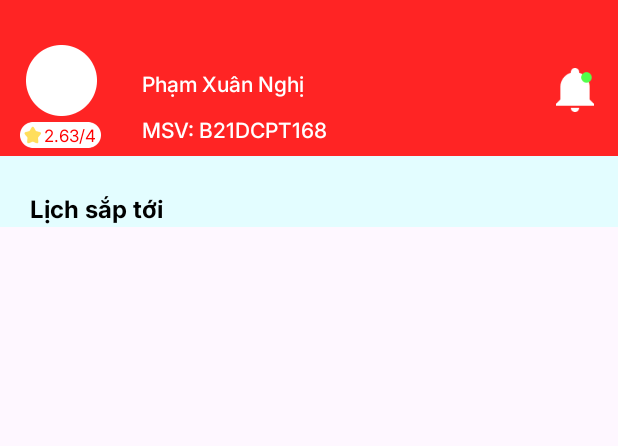
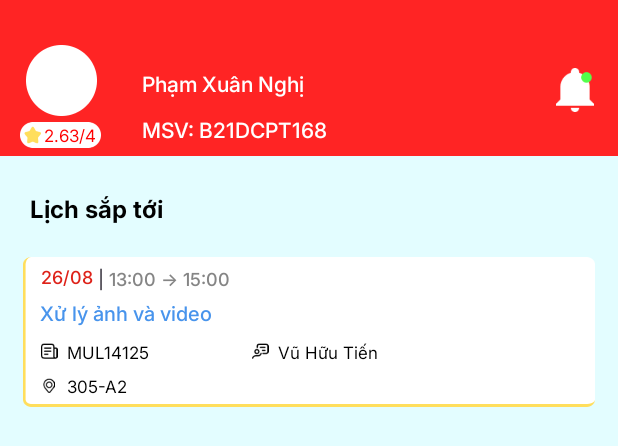
Before and after one commit to XuanNghi19/fake_slink_android, an Android app built with Jetpack Compose: the layout activity_home.xml on its own in the app's theme, with its tools: preview values and no code run, on a phone screen of 412 x 824 dp. Shown: the top 446 px of the screen. Run offline under Robolectric (Android 15) with nearby library versions, the phone set to English and light mode, and no system bars.

Commit message:
ItemTkbMiniAdapter

```diff
--- a/app/src/main/java/com/example/fake_slink/MainActivity.kt
+++ b/app/src/main/java/com/example/fake_slink/MainActivity.kt
@@ -1,13 +1,35 @@
 package com.example.fake_slink
 
+import android.content.Intent
 import android.os.Bundle
 import androidx.activity.ComponentActivity
 import androidx.activity.enableEdgeToEdge
+import androidx.core.view.ViewCompat
+import androidx.core.view.WindowInsetsCompat
+import com.example.fake_slink.activities.LoginActivity
+import kotlinx.coroutines.Dispatchers
+import kotlinx.coroutines.GlobalScope
+import kotlinx.coroutines.delay
+import kotlinx.coroutines.launch
+import kotlinx.coroutines.withContext
 
 class MainActivity : ComponentActivity() {
     override fun onCreate(savedInstanceState: Bundle?) {
         super.onCreate(savedInstanceState)
         enableEdgeToEdge()
         setContentView(R.layout.activity_main)
+        ViewCompat.setOnApplyWindowInsetsListener(findViewById(R.id.main_activity)) { v, insets ->
+            val systemBars = insets.getInsets(WindowInsetsCompat.Type.systemBars())
+            v.setPadding(systemBars.left, systemBars.top, systemBars.right, systemBars.bottom)
+            insets
+        }
+        GlobalScope.launch {
+            delay(3000)
+            withContext(Dispatchers.Main) {
+                val intent = Intent(this@MainActivity, LoginActivity::class.java)
+                startActivity(intent)
+                finish()
+            }
+        }
     }
 }
--- a/app/src/main/res/layout/activity_home.xml
+++ b/app/src/main/res/layout/activity_home.xml
@@ -5,7 +5,12 @@
     android:id="@+id/main"
     android:layout_width="match_parent"
     android:layout_height="match_parent"
+    android:background="@color/red1"
     tools:context=".activities.HomeActivity">
+    <ImageView
+        android:layout_width="match_parent"
+        android:layout_height="match_parent"
+        android:background="@color/blue_sky" />
     <ImageView
         android:id="@+id/header_home_bar"
         android:layout_width="match_parent"
@@ -89,9 +94,9 @@
         app:layout_constraintTop_toBottomOf="@id/header_home_bar">
         <androidx.constraintlayout.widget.ConstraintLayout
             android:layout_width="match_parent"
-            android:layout_height="810dp"
-            android:background="@color/blue_sky">
+            android:layout_height="810dp">
             <TextView
+                android:id="@+id/lich_sap_toi"
                 android:layout_width="wrap_content"
                 android:layout_height="wrap_content"
                 android:text="Lịch sắp tới"
@@ -102,6 +107,18 @@
                 app:layout_constraintTop_toTopOf="parent"
                 android:layout_marginTop="23dp"
                 android:layout_marginLeft="20dp"/>
+            <ListView
+                android:id="@+id/tkb"
+                android:layout_width="match_parent"
+                android:layout_height="match_parent"
+                android:scrollbars="none"
+                tools:listitem="@layout/item_tkb_mini"
+                android:layout_marginTop="20dp"
+                android:layout_marginStart="15dp"
+                android:layout_marginEnd="15dp"
+                app:layout_constraintTop_toBottomOf="@+id/lich_sap_toi"
+                app:layout_constraintStart_toStartOf="parent"
+                app:layout_constraintEnd_toEndOf="parent"/>
         </androidx.constraintlayout.widget.ConstraintLayout>
     </ScrollView>
 </androidx.constraintlayout.widget.ConstraintLayout>
--- /dev/null
+++ b/app/src/main/res/layout/item_tkb_mini.xml
@@ -0,0 +1,127 @@
+<?xml version="1.0" encoding="utf-8"?>
+<androidx.constraintlayout.widget.ConstraintLayout xmlns:android="http://schemas.android.com/apk/res/android"
+    android:layout_width="match_parent"
+    android:layout_height="100dp"
+    xmlns:app="http://schemas.android.com/apk/res-auto"
+    android:background="@drawable/list_tt">
+
+    <TextView
+        android:id="@+id/day"
+        android:layout_width="wrap_content"
+        android:layout_height="wrap_content"
+        android:layout_marginStart="12dp"
+        android:layout_marginTop="4dp"
+        android:fontFamily="@font/inter_medium"
+        android:text="26/08"
+        android:textColor="@color/red3"
+        android:textSize="12sp"
+        app:layout_constraintStart_toStartOf="parent"
+        app:layout_constraintTop_toTopOf="parent" />
+
+    <TextView
+        android:id="@+id/rectangle"
+        android:layout_width="wrap_content"
+        android:layout_height="wrap_content"
+        android:text="|"
+        android:textSize="12sp"
+        android:fontFamily="@font/inter_medium"
+        android:layout_marginStart="3dp"
+        android:layout_marginTop="5dp"
+        app:layout_constraintStart_toEndOf="@+id/day"
+        app:layout_constraintTop_toTopOf="parent"/>
+
+    <TextView
+        android:id="@+id/time"
+        android:layout_width="wrap_content"
+        android:layout_height="wrap_content"
+        android:layout_marginStart="3dp"
+        android:layout_marginTop="5dp"
+        android:fontFamily="@font/inter_medium"
+        android:text="13:00 -> 15:00"
+        android:textSize="12sp"
+        android:textColor="@color/gray_text"
+        app:layout_constraintStart_toEndOf="@+id/rectangle"
+        app:layout_constraintTop_toTopOf="parent" />
+
+    <TextView
+        android:id="@+id/subject_name"
+        android:layout_width="wrap_content"
+        android:layout_height="wrap_content"
+        android:layout_marginStart="11dp"
+        android:layout_marginTop="5dp"
+        android:fontFamily="@font/inter_medium"
+        android:text="Xử lý ảnh và video"
+        android:textSize="13sp"
+        android:textColor="@color/blue_text"
+        app:layout_constraintStart_toStartOf="parent"
+        app:layout_constraintTop_toBottomOf="@+id/day" />
+
+    <ImageView
+        android:id="@+id/icon_subject_id"
+        android:layout_width="12dp"
+        android:layout_height="10.8dp"
+        android:layout_marginStart="11dp"
+        android:layout_marginTop="10dp"
+        android:src="@drawable/subject_id_num"
+        android:textColor="@color/blue_text"
+        app:layout_constraintStart_toStartOf="parent"
+        app:layout_constraintTop_toBottomOf="@+id/subject_name" />
+    <TextView
+        android:id="@+id/text_subject_id"
+        android:layout_width="wrap_content"
+        android:layout_height="wrap_content"
+        android:layout_marginStart="6dp"
+        android:layout_marginTop="8dp"
+        android:fontFamily="@font/inter_regular"
+        android:text="MUL14125"
+        android:textSize="11sp"
+        android:textColor="@color/black"
+        app:layout_constraintStart_toEndOf="@id/icon_subject_id"
+        app:layout_constraintTop_toBottomOf="@+id/subject_name" />
+
+    <ImageView
+        android:id="@+id/icon_teacher"
+        android:layout_width="12dp"
+        android:layout_height="10.8dp"
+        android:layout_marginStart="152dp"
+        android:layout_marginTop="10dp"
+        android:src="@drawable/teacher"
+        android:textColor="@color/blue_text"
+        app:layout_constraintStart_toStartOf="parent"
+        app:layout_constraintTop_toBottomOf="@+id/subject_name" />
+    <TextView
+        android:id="@+id/text_teacher"
+        android:layout_width="wrap_content"
+        android:layout_height="wrap_content"
+        android:layout_marginStart="6dp"
+        android:layout_marginTop="8dp"
+        android:fontFamily="@font/inter_regular"
+        android:text="Vũ Hữu Tiến"
+        android:textSize="11sp"
+        android:textColor="@color/black"
+        app:layout_constraintStart_toEndOf="@id/icon_teacher"
+        app:layout_constraintTop_toBottomOf="@+id/subject_name" />
+
+    <ImageView
+        android:id="@+id/icon_location"
+        android:layout_width="8.6dp"
+        android:layout_height="10.33dp"
+        android:layout_marginStart="12.75dp"
+        android:layout_marginTop="8.6dp"
+        android:src="@drawable/location"
+        app:layout_constraintStart_toStartOf="parent"
+        app:layout_constraintTop_toBottomOf="@+id/text_subject_id" />
+    <TextView
+        android:id="@+id/text_location"
+        android:layout_width="wrap_content"
+        android:layout_height="wrap_content"
+        android:layout_marginStart="7.75dp"
+        android:layout_marginTop="6.3dp"
+        android:fontFamily="@font/inter_regular"
+        android:text="305-A2"
+        android:textSize="11sp"
+        android:textColor="@color/black"
+        app:layout_constraintStart_toEndOf="@id/icon_location"
+        app:layout_constraintTop_toBottomOf="@+id/text_subject_id" />
+
+</androidx.constraintlayout.widget.ConstraintLayout>
--- a/app/src/main/res/values/colors.xml
+++ b/app/src/main/res/values/colors.xml
@@ -12,4 +12,6 @@
     <color name="red3">#DE2219</color>
     <color name="blue_sky">#E3FDFF</color>
     <color name="gray">#D0D0D0</color>
+    <color name="gray_text">#858585</color>
+    <color name="blue_text">#4894EC</color>
 </resources>
--- a/app/src/main/res/values/strings.xml
+++ b/app/src/main/res/values/strings.xml
@@ -1,3 +1,3 @@
 <resources>
-    <string name="app_name">Fake_Slink</string>
+    <string name="app_name">QLSV-PTIT</string>
 </resources>
```
Also changed, not shown: app/src/main/AndroidManifest.xml (+2 -5 lines), app/src/main/java/com/example/fake_slink/activities/LoginActivity.kt (+29 -1 lines), app/src/main/java/com/example/fake_slink/adapter/ItemTkbMiniAdapter.kt (added, +44 -0 lines), app/src/main/java/com/example/fake_slink/helpers/AppHelper.kt (added, +19 -0 lines), app/src/main/res/layout/activity_login.xml (+13 -2 lines), app/src/main/res/layout/activity_main.xml (+49 -94 lines), app/src/main/res/drawable/edge1.png (added), app/src/main/res/drawable/edge2.png (added), app/src/main/res/drawable/location.png (added), app/src/main/res/drawable/logo_ptit_university.png, app/src/main/res/drawable/logo_ptit_university_1.png (added), app/src/main/res/drawable/subject_id_num.png (added), app/src/main/res/drawable/teacher.png (added), app/src/main/res/mipmap-xxxhdpi/logo.png (added).
